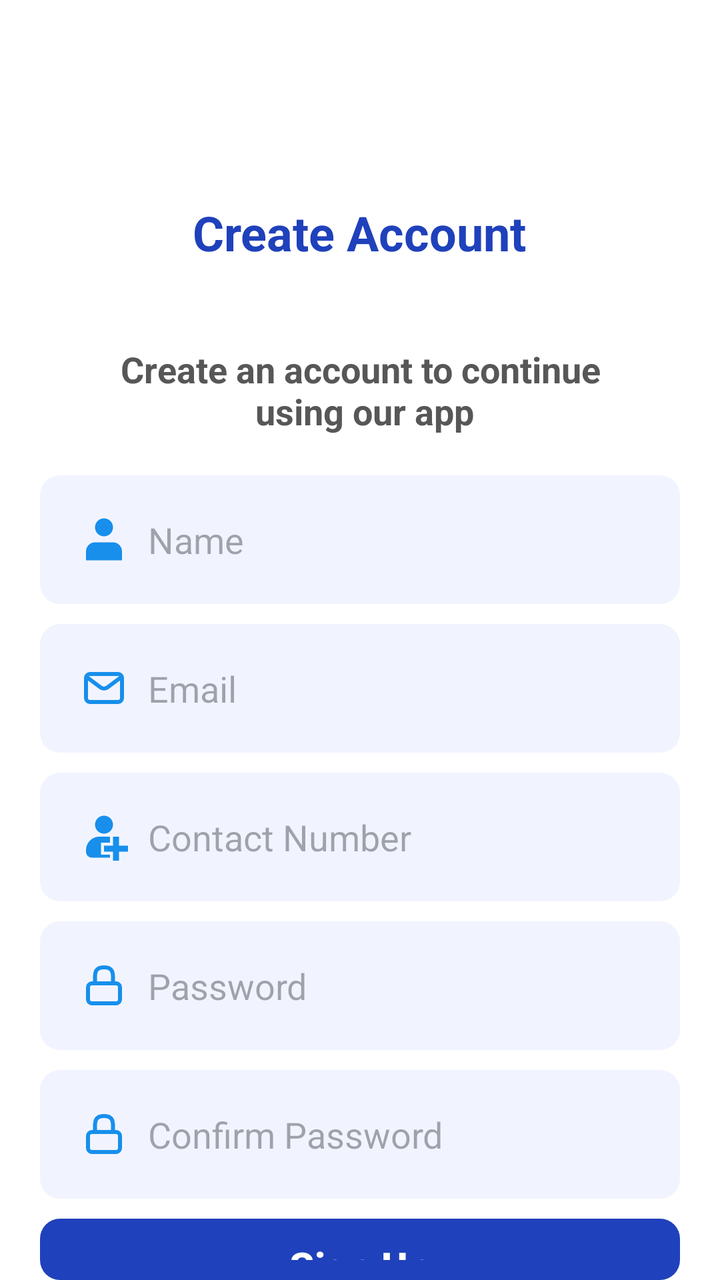
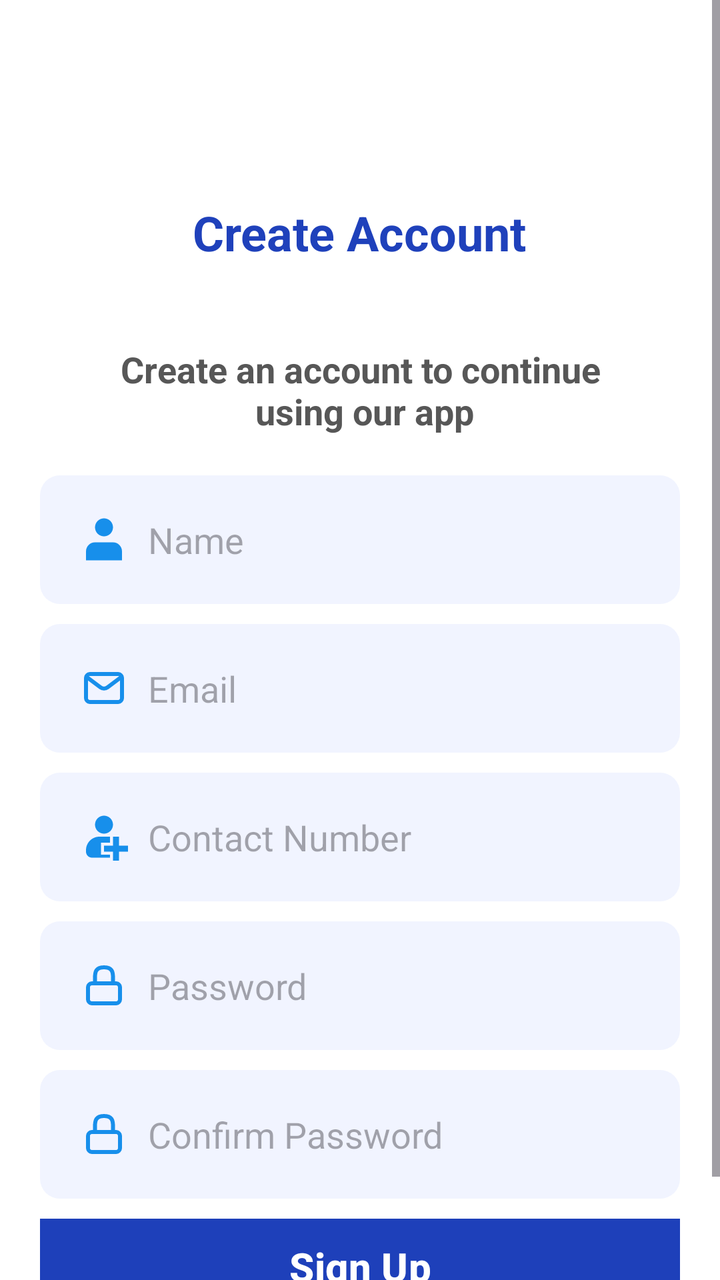

Two renders of the same Android screen: before a commit and after it. Below are the layout's source before the change and the commit's diff.
<!-- AndroidManifest.xml: application theme Base.Theme.Lecture_works -->
<!-- res/layout/activity_sign_up.xml -->
<?xml version="1.0" encoding="utf-8"?>
<LinearLayout xmlns:android="http://schemas.android.com/apk/res/android"
    xmlns:app="http://schemas.android.com/apk/res-auto"
    xmlns:tools="http://schemas.android.com/tools"
    android:id="@+id/main"
    android:layout_width="match_parent"
    android:layout_height="match_parent"
    tools:context=".signUp"
    android:orientation="vertical">

    <TextView
        android:layout_width="wrap_content"
        android:layout_height="wrap_content"
        android:layout_gravity="center"
        android:layout_marginTop="100dp"
        android:text="Create Account"
        android:textColor="#1F41BB"
        android:textSize="24dp"
        android:textStyle="bold" />

    <TextView
        android:layout_width="wrap_content"
        android:layout_height="wrap_content"
        android:layout_gravity="center"
        android:gravity="center"
        android:layout_marginTop="40dp"
        android:text="Create an account to continue\n using our app"
        android:textSize="18dp"
        android:textColor="#575757"
        android:textStyle="bold"
        />

    <EditText
        android:inputType="textPersonName"
        android:id="@+id/name_signup"
        android:layout_width="match_parent"
        android:layout_height="wrap_content"
        android:layout_marginHorizontal="20dp"
        android:layout_marginTop="20dp"
        android:background="@drawable/custom_edittext"
        android:drawableLeft="@drawable/user_svgrepo_com"
        android:drawablePadding="10dp"
        android:hint="Name"
        android:padding="20dp" />

    <EditText
        android:inputType="textEmailAddress"
        android:id="@+id/email_signup"
        android:layout_width="match_parent"
        android:layout_height="wrap_content"
        android:padding="20dp"
        android:layout_marginTop="10dp"
        android:layout_marginHorizontal="20dp"
        android:hint="Email"
        android:drawableLeft="@drawable/email_svgrepo_com"
        android:drawablePadding="10dp"
        android:background="@drawable/custom_edittext"
        />


    <EditText
        android:inputType="number"
        android:id="@+id/number_signup"
        android:layout_width="match_parent"
        android:layout_height="wrap_content"
        android:padding="20dp"
        android:layout_marginTop="10dp"
        android:layout_marginHorizontal="20dp"
        android:hint="Contact Number"
        android:drawableLeft="@drawable/contact_new_svgrepo_com"
        android:drawablePadding="10dp"
        android:background="@drawable/custom_edittext"
        />

    <EditText
        android:inputType="textPassword"
        android:id="@+id/password_signup"
        android:layout_width="match_parent"
        android:layout_height="wrap_content"
        android:padding="20dp"
        android:layout_marginTop="10dp"
        android:layout_marginHorizontal="20dp"
        android:hint="Password"
        android:drawableLeft="@drawable/lock_svgrepo_com"
        android:drawablePadding="10dp"
        android:background="@drawable/custom_edittext"
        />

    <EditText
        android:inputType="textPassword"
        android:id="@+id/confirm_password_signup"
        android:layout_width="match_parent"
        android:layout_height="wrap_content"
        android:padding="20dp"
        android:layout_marginTop="10dp"
        android:layout_marginHorizontal="20dp"
        android:hint="Confirm Password"
        android:drawableLeft="@drawable/lock_svgrepo_com"
        android:drawablePadding="10dp"
        android:background="@drawable/custom_edittext"
        />



    <Button
        android:id="@+id/signup_button"
        android:layout_width="match_parent"
        android:layout_height="wrap_content"
        android:text="Sign Up"
        android:textSize="20dp"
        android:textStyle="bold"
        android:layout_marginTop="10dp"
        android:layout_marginHorizontal="20dp"
        app:backgroundTint="@null"
        android:background="@drawable/custom_button"
        />

    <TextView
        android:id="@+id/login_text"
        android:layout_width="match_parent"
        android:layout_height="wrap_content"
        android:layout_margin="10dp"
        android:gravity="center"
        android:text="Already have account ? Login"
        android:textColor="#575757"
        android:textStyle="bold" />
</LinearLayout>
<!-- resources referenced by this layout -->
<resources>
  <!-- drawable contact_new_svgrepo_com (drawable) -->
  <vector xmlns:android="http://schemas.android.com/apk/res/android" android:height="24dp" android:viewportHeight="16" android:viewportWidth="16" android:width="24dp">
        
      <path android:fillColor="#178FEB" android:pathData="m8,1c-1.656,0 -3,1.344 -3,3s1.344,3 3,3s3,-1.344 3,-3s-1.344,-3 -3,-3zM6.5,8c-2.492,0 -4.5,2.008 -4.5,4.5v0.5c0,1.109 0.891,2 2,2h6v-1h-3v-4h3v-1.973c-0.164,-0.02 -0.332,-0.027 -0.5,-0.027zM11,8v3h-3v2h3v3h2v-3h3v-2h-3v-3zM11,8"/>
      
  </vector>
  <!-- drawable custom_button (drawable) -->
  <?xml version="1.0" encoding="utf-8"?>
  <shape android:shape="rectangle" xmlns:android="http://schemas.android.com/apk/res/android">
  <solid android:color="#1F41BB"/>
      <corners android:radius="10dp"/>
  </shape>
  <!-- drawable custom_edittext (drawable) -->
  <?xml version="1.0" encoding="utf-8"?>
  <shape android:shape="rectangle" xmlns:android="http://schemas.android.com/apk/res/android">
  <solid android:color="#F1F4FF"/>
      <corners android:radius="10dp"/>
  </shape>
  <!-- drawable email_svgrepo_com (drawable) -->
  <vector xmlns:android="http://schemas.android.com/apk/res/android" android:height="24dp" android:viewportHeight="24" android:viewportWidth="24" android:width="24dp">
        
      <path android:fillColor="#00000000" android:pathData="M4,7L10.2,11.65C11.267,12.45 12.733,12.45 13.8,11.65L20,7" android:strokeColor="#178FEB" android:strokeLineCap="round" android:strokeLineJoin="round" android:strokeWidth="2"/>
        
      <path android:fillColor="#00000000" android:pathData="M5,5L19,5A2,2 0,0 1,21 7L21,17A2,2 0,0 1,19 19L5,19A2,2 0,0 1,3 17L3,7A2,2 0,0 1,5 5z" android:strokeColor="#178FEB" android:strokeLineCap="round" android:strokeWidth="2"/>
      
  </vector>
  <!-- drawable lock_svgrepo_com (drawable) -->
  <vector xmlns:android="http://schemas.android.com/apk/res/android" android:height="24dp" android:viewportHeight="24" android:viewportWidth="24" android:width="24dp">
        
      <path android:fillColor="#00000000" android:pathData="M6,11L18,11A2,2 0,0 1,20 13L20,19A2,2 0,0 1,18 21L6,21A2,2 0,0 1,4 19L4,13A2,2 0,0 1,6 11z" android:strokeColor="#178FEB" android:strokeLineCap="round" android:strokeLineJoin="round" android:strokeWidth="2"/>
        
      <path android:fillColor="#00000000" android:pathData="M16.5,11V8h0c0,-2.8 -0.5,-5 -4.5,-5S7.5,5.2 7.5,8h0v3" android:strokeColor="#178FEB" android:strokeLineCap="round" android:strokeLineJoin="round" android:strokeWidth="2"/>
      
  </vector>
  <!-- drawable user_svgrepo_com (drawable) -->
  <vector xmlns:android="http://schemas.android.com/apk/res/android" android:height="24dp" android:viewportHeight="16" android:viewportWidth="16" android:width="24dp">
        
      <path android:fillColor="#178FEB" android:pathData="M8,7C9.657,7 11,5.657 11,4C11,2.343 9.657,1 8,1C6.343,1 5,2.343 5,4C5,5.657 6.343,7 8,7Z"/>
        
      <path android:fillColor="#178FEB" android:pathData="M14,12C14,10.343 12.657,9 11,9H5C3.343,9 2,10.343 2,12V15H14V12Z"/>
      
  </vector>
  <style name="Base.Theme.Lecture_works" parent="Theme.Material3.DayNight.NoActionBar">
          
  
          <item name="android:windowBackground">@android:color/white</item>
          <item name="android:colorBackground">@android:color/white</item>
      </style>
</resources>

<!-- the commit's change to res/layout/activity_sign_up.xml (unified diff, before → after) -->
@@ -1,5 +1,5 @@
 <?xml version="1.0" encoding="utf-8"?>
-<LinearLayout xmlns:android="http://schemas.android.com/apk/res/android"
+<ScrollView xmlns:android="http://schemas.android.com/apk/res/android"
     xmlns:app="http://schemas.android.com/apk/res-auto"
     xmlns:tools="http://schemas.android.com/tools"
     android:id="@+id/main"
@@ -7,7 +7,10 @@
     android:layout_height="match_parent"
     tools:context=".signUp"
     android:orientation="vertical">
-
+<LinearLayout
+    android:layout_width="match_parent"
+    android:layout_height="wrap_content"
+    android:orientation="vertical">
     <TextView
         android:layout_width="wrap_content"
         android:layout_height="wrap_content"
@@ -125,3 +128,4 @@
         android:textColor="#575757"
         android:textStyle="bold" />
 </LinearLayout>
+</ScrollView>
<!-- resource entries referenced after the edit -->
@@ -9,8 +9,8 @@
   <!-- drawable custom_button (drawable) -->
   <?xml version="1.0" encoding="utf-8"?>
   <shape android:shape="rectangle" xmlns:android="http://schemas.android.com/apk/res/android">
-  <solid android:color="#1F41BB"/>
-      <corners android:radius="10dp"/>
+      <solid android:color="@color/blue"/>
+      <corners android:radius="@dimen/_10sdp"/>
   </shape>
   <!-- drawable custom_edittext (drawable) -->
   <?xml version="1.0" encoding="utf-8"?>
@@ -48,5 +48,6 @@
           <item name="android:windowBackground">@android:color/white</item>
           <item name="android:colorBackground">@android:color/white</item>
       </style>
+  <color name="blue">#1E40BA</color>
 </resources>
 
